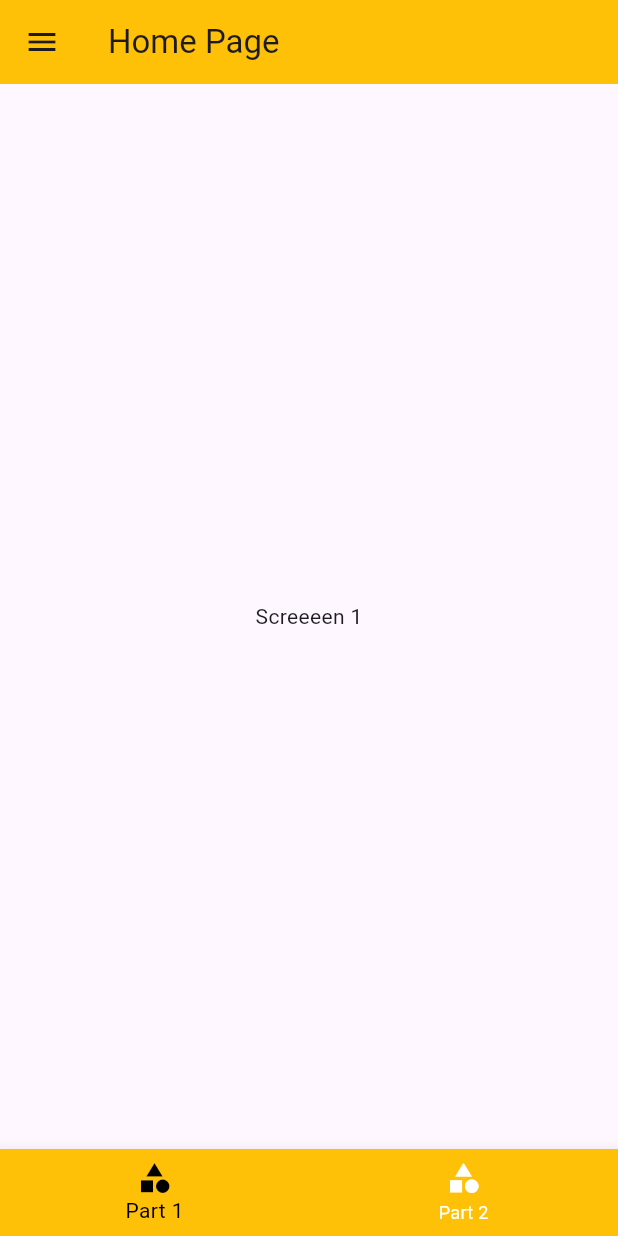
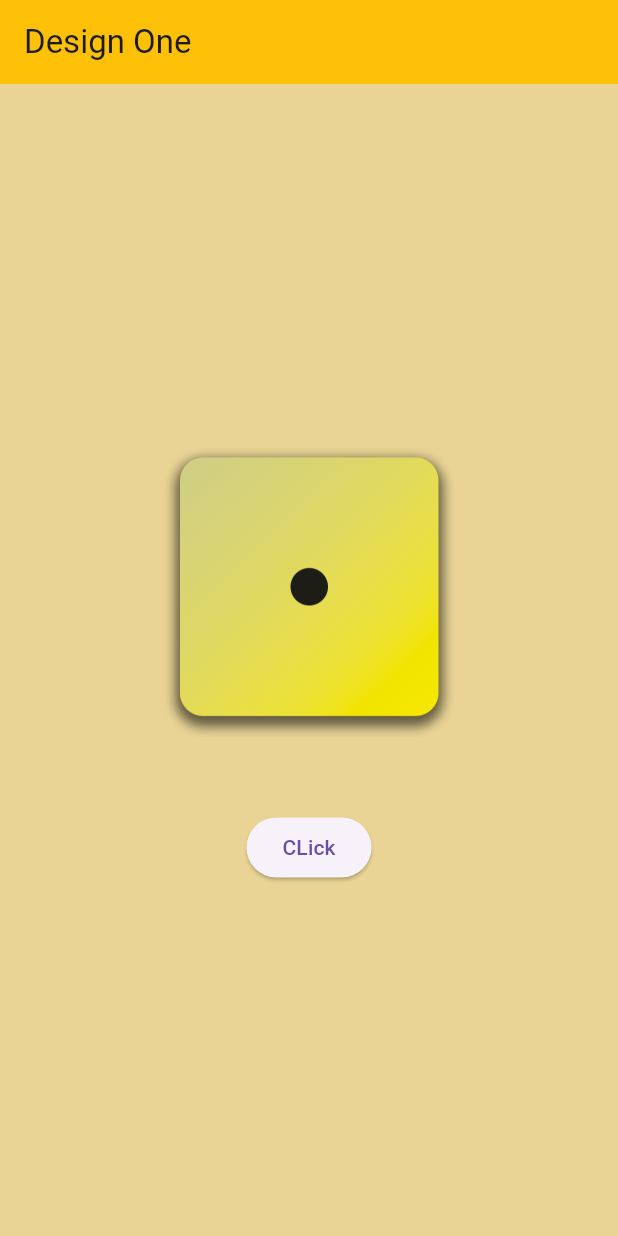
Before and after one commit to Azklany/Simple_Apps, a Flutter app: the screen it shows after launch, on a phone screen of 412 x 824 dp. Run offline on Flutter 3.47's test engine with Material 3 defaults, Android fonts, the phone set to English and light mode, and no system bars.

```diff
--- a/lib/home.dart
+++ b/lib/home.dart
@@ -1,97 +1,49 @@
-// import 'package:app_one/screen2.dart';
-// import 'package:app_one/scrren1.dart';
+import 'dart:developer' as dev;
+import 'dart:math';
+
 import 'package:flutter/material.dart';
 
-class HomePage extends StatefulWidget {
-  const HomePage({super.key});
+class MyPageHome extends StatefulWidget {
+  const MyPageHome({super.key});
 
   @override
-  State<StatefulWidget> createState() {
-    return _HomePage();
-  }
+  State<MyPageHome> createState() => _MyPageHomeState();
 }
 
-class _HomePage extends State<HomePage> {
-  int index = 0;
-  List<Widget> pages = [
-    const Scaffold(
-      body: Center(child: Text("Screeeen 1")),
-    ),
-    const Scaffold(
-      body: Center(child: Text("Screeeen 2")),
-    )
-  ];
-  DateTime? date;
-  void selectScreen(BuildContext ctx) {
-    Navigator.of(ctx).pushNamed("/x2");
+class _MyPageHomeState extends State<MyPageHome> {
+  int selectedPic = 1;
+  var random = Random();
+  void changePic() {
+    setState(() {
+      selectedPic = random.nextInt(6) + 1;
+    });
   }
 
   @override
   Widget build(BuildContext context) {
-    return DefaultTabController(
-      length: 2,
-      child: Scaffold(
-        bottomNavigationBar: BottomNavigationBar(
-          backgroundColor: Colors.amber,
-          selectedItemColor: Colors.black,
-          unselectedItemColor: Colors.white,
-          currentIndex: index,
-          type: BottomNavigationBarType.fixed,
-          onTap: (value) {
-            setState(() {
-              index = value;
-            });
-          },
-          items: const [
-            BottomNavigationBarItem(
-                icon: Icon(Icons.category), label: "Part 1"),
-            BottomNavigationBarItem(icon: Icon(Icons.category), label: "Part 2")
+    return Scaffold(
+      backgroundColor: const Color.fromARGB(255, 233, 212, 149),
+      appBar: AppBar(
+        title: const Text("Design One"),
+        backgroundColor: Colors.amber,
+      ),
+      body: Center(
+        child: Column(
+          mainAxisAlignment: MainAxisAlignment.center,
+          children: [
+            Image.asset(
+              "images/dice-$selectedPic.png",
+              width: 200,
+            ),
+            const SizedBox(height: 50),
+            ElevatedButton(
+                onPressed: () {
+                  changePic();
+                  dev.log("Clicked");
+                },
+                child: const Text("CLick"))
           ],
         ),
-        drawerScrimColor: Colors.amber.withOpacity(.2),
-        drawer: Drawer(
-          backgroundColor: Colors.amber.withOpacity(.6),
-          child: ListView(
-            children: [
-              ListTile(
-                title: const Text("Screen 1"),
-                onTap: () {
-                  Navigator.of(context).pushNamed("/x1");
-                },
-                subtitle: const Text("subtitle"),
-                trailing: const Icon(Icons.arrow_forward_ios),
-              ),
-              ListTile(
-                onTap: () {
-                  selectScreen(context);
-                },
-                title: const Text("Screen 2"),
-              ),
-              OutlinedButton(
-                  onPressed: () {
-                    setState(() {
-                      showDatePicker(
-                        context: context,
-                        initialDate: DateTime(2020, 5, 1),
-                        firstDate: DateTime(2018, 5, 1),
-                        lastDate: DateTime.now(),
-                      ).then((val) {
-                        setState(() {
-                          date = val;
-                        });
-                      });
-                    });
-                  },
-                  child: const Text("Click")),
-              // const Text("$date"),
-            ],
-          ),
-        ),
-        appBar: AppBar(
-          title: const Text("Home Page"),
-          backgroundColor: Colors.amber,
-        ),
-        body: pages[index],
       ),
     );
   }
--- a/lib/main.dart
+++ b/lib/main.dart
@@ -1,9 +1,7 @@
 import 'package:app_one/home.dart';
-import 'package:app_one/screen2.dart';
-import 'package:app_one/scrren1.dart';
 import 'package:flutter/material.dart';
 
-void main() {
+void main(List<String> args) {
   runApp(const MyApp());
 }
 
@@ -12,20 +10,9 @@ class MyApp extends StatelessWidget {
 
   @override
   Widget build(BuildContext context) {
-    return MaterialApp(
+    return const MaterialApp(
       debugShowCheckedModeBanner: false,
-      // home: ,
-      routes: {
-        '/': (ctx) {
-          return const HomePage();
-        },
-        '/x1': (ctx) {
-          return const Screen1();
-        },
-        '/x2': (ctx) {
-          return const Screen2();
-        },
-      },
+      home: MyPageHome(),
     );
   }
 }
--- a/pubspec.yaml
+++ b/pubspec.yaml
@@ -65,6 +65,12 @@ flutter:
   # To add assets to your application, add an assets section, like this:
   assets:
     - images/OIP.jpeg
+    - images/dice-1.png
+    - images/dice-2.png
+    - images/dice-3.png
+    - images/dice-4.png
+    - images/dice-5.png
+    - images/dice-6.png
   #   - images/a_dot_ham.jpeg
 
   # An image asset can refer to one or more resolution-specific "variants", see
```
Also changed, not shown: images/dice-1.png (added), images/dice-2.png (added), images/dice-3.png (added), images/dice-4.png (added), images/dice-5.png (added), images/dice-6.png (added).
